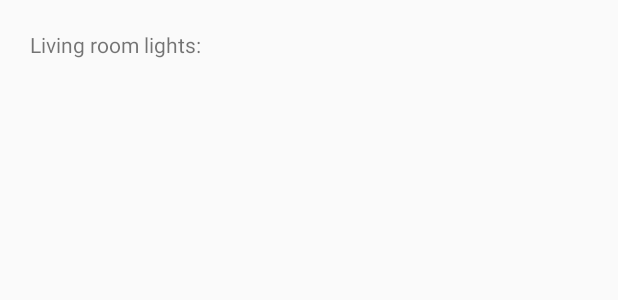
After one commit to jflavio11/MqttAndroidExample, an Android app: the layout item_sensor.xml on its own in the app's theme, with its tools: preview values and no code run, on a phone screen of 412 x 824 dp. The commit adds this screen. Shown: the top 300 px of the screen. Run offline under Robolectric (Android 15) with nearby library versions, the phone set to English and light mode, and no system bars.

Commit message:
showing sensors list

```diff
--- /dev/null
+++ b/app/src/main/res/layout/item_sensor.xml
@@ -0,0 +1,29 @@
+<?xml version="1.0" encoding="utf-8"?>
+<android.support.constraint.ConstraintLayout
+    xmlns:android="http://schemas.android.com/apk/res/android"
+    xmlns:app="http://schemas.android.com/apk/res-auto"
+    xmlns:tools="http://schemas.android.com/tools"
+    android:layout_width="match_parent"
+    android:layout_height="wrap_content"
+    android:layout_margin="20dp">
+
+    <TextView
+        android:id="@+id/itemSensor_tv_name"
+        android:layout_width="wrap_content"
+        android:layout_height="wrap_content"
+        android:gravity="center_vertical"
+        android:text="Living room lights: "
+        app:layout_constraintBottom_toBottomOf="parent"
+        app:layout_constraintTop_toTopOf="parent"/>
+
+    <ImageView
+        android:id="@+id/itemSensor_iv_light"
+        android:layout_width="wrap_content"
+        android:layout_height="wrap_content"
+        android:layout_marginStart="5dp"
+        app:layout_constraintBottom_toBottomOf="@id/itemSensor_tv_name"
+        app:layout_constraintStart_toEndOf="@id/itemSensor_tv_name"
+        app:layout_constraintTop_toTopOf="@id/itemSensor_tv_name"
+        tools:ignore="ContentDescription"/>
+
+</android.support.constraint.ConstraintLayout>
--- a/app/src/main/res/values/colors.xml
+++ b/app/src/main/res/values/colors.xml
@@ -3,4 +3,7 @@
     <color name="colorPrimary">#3F51B5</color>
     <color name="colorPrimaryDark">#303F9F</color>
     <color name="colorAccent">#FF4081</color>
+
+    <color name="lightOn">#F1EE33</color>
+
 </resources>
```
Also changed, not shown: app/src/main/java/com/jflavio1/androidmqttexample/views/MainActivity.kt (+11 -4 lines), app/src/main/java/com/jflavio1/androidmqttexample/views/SensorsAdapter.kt (added, +53 -0 lines), app/src/main/res/drawable/ic_light.xml (added, +9 -0 lines), app/src/main/res/drawable/ic_light_off.xml (added, +7 -0 lines), app/src/main/res/layout/activity_main.xml (+13 -2 lines).
